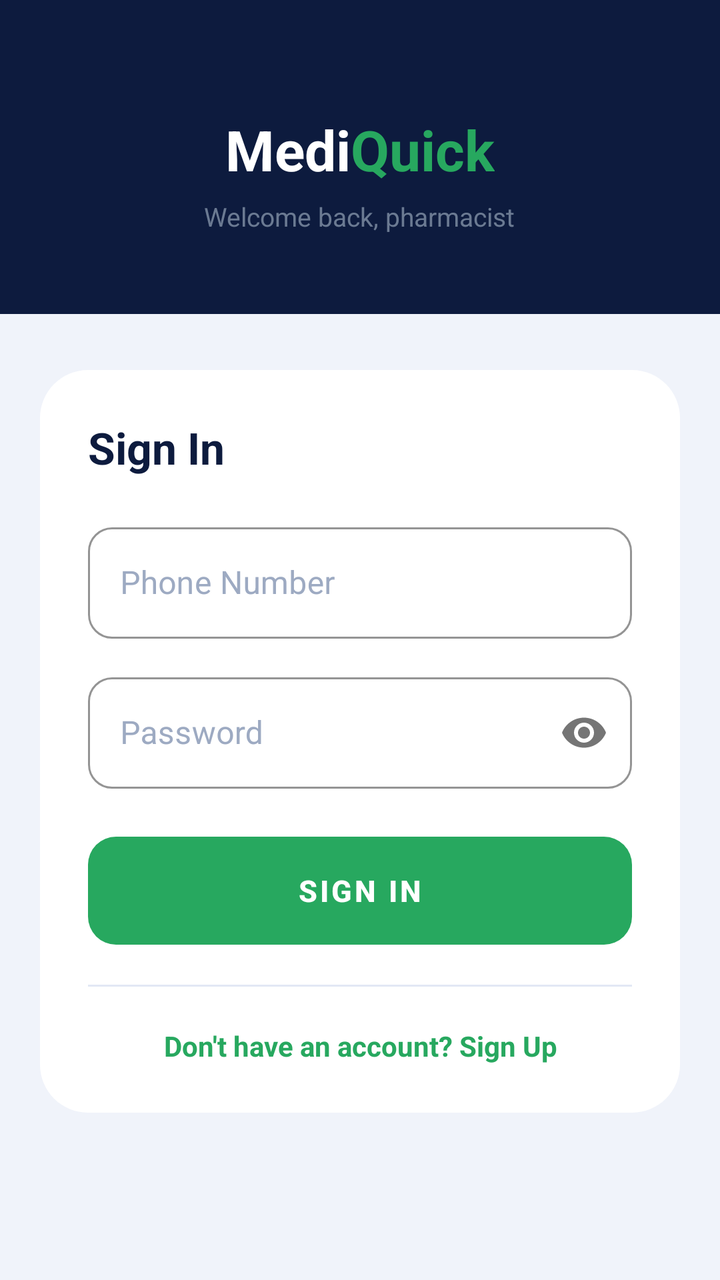
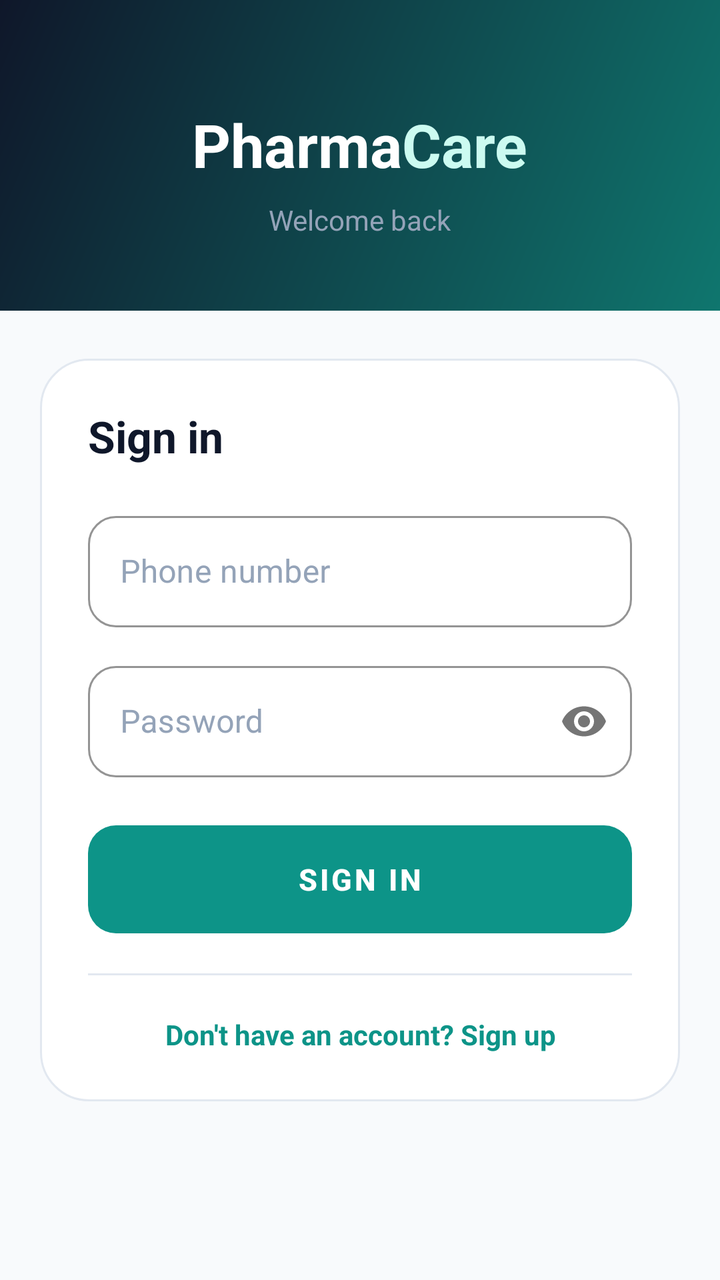

Two renders of the same Android screen: before a commit and after it. Below are the layout's source before the change and the commit's diff.
<!-- AndroidManifest.xml: application theme Theme.MediQuick -->
<!-- res/layout/activity_sign_in.xml -->
<?xml version="1.0" encoding="utf-8"?>
<LinearLayout xmlns:android="http://schemas.android.com/apk/res/android"
    xmlns:app="http://schemas.android.com/apk/res-auto"
    android:layout_width="match_parent"
    android:layout_height="match_parent"
    android:orientation="vertical"
    android:background="@color/surface">

    
    <LinearLayout
        android:layout_width="match_parent"
        android:layout_height="wrap_content"
        android:orientation="vertical"
        android:gravity="center"
        android:background="@color/navy"
        android:paddingTop="56dp"
        android:paddingBottom="40dp"
        android:paddingHorizontal="28dp">

        <LinearLayout
            android:layout_width="wrap_content"
            android:layout_height="wrap_content"
            android:orientation="horizontal">

            <TextView
                android:layout_width="wrap_content"
                android:layout_height="wrap_content"
                android:text="Medi"
                android:textColor="@color/white"
                android:textSize="28sp"
                android:textStyle="bold" />

            <TextView
                android:layout_width="wrap_content"
                android:layout_height="wrap_content"
                android:text="Quick"
                android:textColor="@color/green_primary"
                android:textSize="28sp"
                android:textStyle="bold" />

        </LinearLayout>

        <TextView
            android:layout_width="wrap_content"
            android:layout_height="wrap_content"
            android:layout_marginTop="6dp"
            android:text="Welcome back, pharmacist"
            android:textColor="#99AABBCC"
            android:textSize="13sp" />

    </LinearLayout>

    
    <ScrollView
        android:layout_width="match_parent"
        android:layout_height="0dp"
        android:layout_weight="1">

        <LinearLayout
            android:layout_width="match_parent"
            android:layout_height="wrap_content"
            android:orientation="vertical"
            android:paddingHorizontal="20dp"
            android:paddingTop="28dp"
            android:paddingBottom="32dp">

            <LinearLayout
                android:layout_width="match_parent"
                android:layout_height="wrap_content"
                android:orientation="vertical"
                android:background="@drawable/bg_auth_card"
                android:padding="24dp">

                <TextView
                    android:layout_width="wrap_content"
                    android:layout_height="wrap_content"
                    android:text="Sign In"
                    android:textColor="@color/navy"
                    android:textSize="22sp"
                    android:textStyle="bold"
                    android:layout_marginBottom="20dp" />

                
                <com.google.android.material.textfield.TextInputLayout
                    android:id="@+id/tilPhone"
                    style="@style/InputLayout"
                    android:layout_width="match_parent"
                    android:layout_height="wrap_content"
                    android:hint="Phone Number"
                    android:layout_marginBottom="14dp">

                    <com.google.android.material.textfield.TextInputEditText
                        android:id="@+id/etPhone"
                        android:layout_width="match_parent"
                        android:layout_height="wrap_content"
                        android:inputType="phone"
                        android:maxLines="1"
                        android:textColor="@color/black" />

                </com.google.android.material.textfield.TextInputLayout>

                
                <com.google.android.material.textfield.TextInputLayout
                    android:id="@+id/tilPassword"
                    style="@style/InputLayout"
                    android:layout_width="match_parent"
                    android:layout_height="wrap_content"
                    android:hint="Password"
                    app:passwordToggleEnabled="true"
                    android:layout_marginBottom="24dp">

                    <com.google.android.material.textfield.TextInputEditText
                        android:id="@+id/etPassword"
                        android:layout_width="match_parent"
                        android:layout_height="wrap_content"
                        android:inputType="textPassword"
                        android:maxLines="1"
                        android:textColor="@color/black" />

                </com.google.android.material.textfield.TextInputLayout>

                
                <TextView
                    android:id="@+id/tvError"
                    android:layout_width="match_parent"
                    android:layout_height="wrap_content"
                    android:text=""
                    android:textColor="@color/error"
                    android:textSize="13sp"
                    android:visibility="gone"
                    android:layout_marginBottom="12dp" />

                
                <Button
                    android:id="@+id/btnSignIn"
                    android:layout_width="match_parent"
                    android:layout_height="54dp"
                    android:text="Sign In"
                    android:textSize="15sp"
                    android:textStyle="bold"
                    android:textColor="@color/white"
                    android:background="@drawable/bg_green_button"
                    style="@style/Widget.MaterialComponents.Button.UnelevatedButton" />

                
                <View
                    android:layout_width="match_parent"
                    android:layout_height="1dp"
                    android:background="@color/border"
                    android:layout_marginVertical="20dp" />

                
                <TextView
                    android:id="@+id/tvGoSignUp"
                    android:layout_width="match_parent"
                    android:layout_height="wrap_content"
                    android:text="Don't have an account? Sign Up"
                    android:textColor="@color/green_primary"
                    android:textSize="14sp"
                    android:textStyle="bold"
                    android:gravity="center"
                    android:clickable="true"
                    android:focusable="true" />

            </LinearLayout>

        </LinearLayout>
    </ScrollView>

</LinearLayout>
<!-- resources referenced by this layout -->
<resources>
  <color name="black">#000000</color>
  <color name="border">#E2E8F5</color>
  <color name="error">#E5534B</color>
  <color name="green_primary">#27A85F</color>
  <color name="navy">#0D1B3E</color>
  <color name="surface">#F0F3FA</color>
  <color name="white">#FFFFFF</color>
  <!-- drawable bg_auth_card (drawable) -->
  <?xml version="1.0" encoding="utf-8"?>
  <shape xmlns:android="http://schemas.android.com/apk/res/android"
      android:shape="rectangle">
      <solid android:color="@color/white" />
      <corners android:radius="24dp" />
  </shape>
  <!-- drawable bg_green_button (drawable) -->
  <?xml version="1.0" encoding="utf-8"?>
  <shape xmlns:android="http://schemas.android.com/apk/res/android"
      android:shape="rectangle">
      <solid android:color="@color/green_primary" />
      <corners android:radius="14dp" />
  </shape>
  <style name="InputLayout" parent="Widget.MaterialComponents.TextInputLayout.OutlinedBox">
          <item name="boxStrokeColor">@color/border</item>
          <item name="hintTextColor">@color/text_secondary</item>
          <item name="boxCornerRadiusTopStart">12dp</item>
          <item name="boxCornerRadiusTopEnd">12dp</item>
          <item name="boxCornerRadiusBottomStart">12dp</item>
          <item name="boxCornerRadiusBottomEnd">12dp</item>
          <item name="boxBackgroundColor">@color/white</item>
          
          <item name="android:textColorHint">@color/text_hint</item>
      </style>
  <style name="Theme.MediQuick" parent="Theme.MaterialComponents.DayNight.NoActionBar">
          <item name="colorPrimary">@color/green_primary</item>
          <item name="colorPrimaryVariant">@color/green_dark</item>
          <item name="colorOnPrimary">@color/white</item>
          <item name="android:windowBackground">@color/navy</item>
          <item name="android:statusBarColor">@color/navy</item>
          <item name="android:navigationBarColor">@color/navy</item>
          <item name="android:windowLightStatusBar">false</item>
          
          <item name="android:textColor">@color/black</item>
          <item name="android:textColorPrimary">@color/black</item>
          <item name="android:textColorSecondary">@color/text_secondary</item>
          <item name="colorControlNormal">@color/text_secondary</item>
          <item name="colorControlActivated">@color/green_primary</item>
          <item name="colorControlHighlight">@color/green_light</item>
      </style>
  <color name="text_secondary">#6B7B9A</color>
  <color name="text_hint">#9DAAC2</color>
  <color name="green_dark">#1D8B4C</color>
  <color name="green_light">#E8F7EF</color>
</resources>

<!-- the commit's change to res/layout/activity_sign_in.xml (unified diff, before → after) -->
@@ -3,19 +3,18 @@
     xmlns:app="http://schemas.android.com/apk/res-auto"
     android:layout_width="match_parent"
     android:layout_height="match_parent"
-    android:orientation="vertical"
-    android:background="@color/surface">
+    android:background="@color/surface"
+    android:orientation="vertical">
 
-    
     <LinearLayout
         android:layout_width="match_parent"
         android:layout_height="wrap_content"
+        android:background="@drawable/bg_header_gradient"
+        android:gravity="center"
         android:orientation="vertical"
-        android:gravity="center"
-        android:background="@color/navy"
-        android:paddingTop="56dp"
-        android:paddingBottom="40dp"
-        android:paddingHorizontal="28dp">
+        android:paddingHorizontal="28dp"
+        android:paddingTop="52dp"
+        android:paddingBottom="36dp">
 
         <LinearLayout
             android:layout_width="wrap_content"
@@ -25,32 +24,29 @@
             <TextView
                 android:layout_width="wrap_content"
                 android:layout_height="wrap_content"
-                android:text="Medi"
+                android:text="Pharma"
                 android:textColor="@color/white"
-                android:textSize="28sp"
+                android:textSize="30sp"
                 android:textStyle="bold" />
 
             <TextView
                 android:layout_width="wrap_content"
                 android:layout_height="wrap_content"
-                android:text="Quick"
-                android:textColor="@color/green_primary"
-                android:textSize="28sp"
+                android:text="Care"
+                android:textColor="@color/green_light"
+                android:textSize="30sp"
                 android:textStyle="bold" />
-
         </LinearLayout>
 
         <TextView
             android:layout_width="wrap_content"
             android:layout_height="wrap_content"
-            android:layout_marginTop="6dp"
-            android:text="Welcome back, pharmacist"
-            android:textColor="#99AABBCC"
-            android:textSize="13sp" />
-
+            android:layout_marginTop="8dp"
+            android:text="@string/welcome_back"
+            android:textColor="@color/text_on_header_muted"
+            android:textSize="14sp" />
     </LinearLayout>
 
-    
     <ScrollView
         android:layout_width="match_parent"
         android:layout_height="0dp"
@@ -61,33 +57,32 @@
             android:layout_height="wrap_content"
             android:orientation="vertical"
             android:paddingHorizontal="20dp"
-            android:paddingTop="28dp"
+            android:paddingTop="24dp"
             android:paddingBottom="32dp">
 
             <LinearLayout
                 android:layout_width="match_parent"
                 android:layout_height="wrap_content"
+                android:background="@drawable/bg_auth_card"
                 android:orientation="vertical"
-                android:background="@drawable/bg_auth_card"
                 android:padding="24dp">
 
                 <TextView
                     android:layout_width="wrap_content"
                     android:layout_height="wrap_content"
-                    android:text="Sign In"
+                    android:layout_marginBottom="20dp"
+                    android:text="@string/sign_in"
                     android:textColor="@color/navy"
                     android:textSize="22sp"
-                    android:textStyle="bold"
-                    android:layout_marginBottom="20dp" />
+                    android:textStyle="bold" />
 
-                
                 <com.google.android.material.textfield.TextInputLayout
                     android:id="@+id/tilPhone"
                     style="@style/InputLayout"
                     android:layout_width="match_parent"
                     android:layout_height="wrap_content"
-                    android:hint="Phone Number"
-                    android:layout_marginBottom="14dp">
+                    android:layout_marginBottom="14dp"
+                    android:hint="@string/phone_number">
 
                     <com.google.android.material.textfield.TextInputEditText
                         android:id="@+id/etPhone"
@@ -96,18 +91,16 @@
                         android:inputType="phone"
                         android:maxLines="1"
                         android:textColor="@color/black" />
-
                 </com.google.android.material.textfield.TextInputLayout>
 
-                
                 <com.google.android.material.textfield.TextInputLayout
                     android:id="@+id/tilPassword"
                     style="@style/InputLayout"
                     android:layout_width="match_parent"
                     android:layout_height="wrap_content"
-                    android:hint="Password"
-                    app:passwordToggleEnabled="true"
-                    android:layout_marginBottom="24dp">
+                    android:layout_marginBottom="24dp"
+                    android:hint="@string/password"
+                    app:passwordToggleEnabled="true">
 
                     <com.google.android.material.textfield.TextInputEditText
                         android:id="@+id/etPassword"
@@ -116,55 +109,47 @@
                         android:inputType="textPassword"
                         android:maxLines="1"
                         android:textColor="@color/black" />
-
                 </com.google.android.material.textfield.TextInputLayout>
 
-                
                 <TextView
                     android:id="@+id/tvError"
                     android:layout_width="match_parent"
                     android:layout_height="wrap_content"
+                    android:layout_marginBottom="12dp"
                     android:text=""
                     android:textColor="@color/error"
                     android:textSize="13sp"
-                    android:visibility="gone"
-                    android:layout_marginBottom="12dp" />
+                    android:visibility="gone" />
 
-                
                 <Button
                     android:id="@+id/btnSignIn"
+                    style="@style/Widget.MaterialComponents.Button.UnelevatedButton"
                     android:layout_width="match_parent"
                     android:layout_height="54dp"
-                    android:text="Sign In"
+                    android:background="@drawable/bg_green_button"
+                    android:text="@string/sign_in"
+                    android:textColor="@color/white"
                     android:textSize="15sp"
-                    android:textStyle="bold"
-                    android:textColor="@color/white"
-                    android:background="@drawable/bg_green_button"
-                    style="@style/Widget.MaterialComponents.Button.UnelevatedButton" />
+                    android:textStyle="bold" />
 
-                
                 <View
                     android:layout_width="match_parent"
                     android:layout_height="1dp"
-                    android:background="@color/border"
-                    android:layout_marginVertical="20dp" />
+                    android:layout_marginVertical="20dp"
+                    android:background="@color/border" />
 
-                
                 <TextView
                     android:id="@+id/tvGoSignUp"
                     android:layout_width="match_parent"
                     android:layout_height="wrap_content"
-                    android:text="Don't have an account? Sign Up"
+                    android:clickable="true"
+                    android:focusable="true"
+                    android:gravity="center"
+                    android:text="@string/no_account"
                     android:textColor="@color/green_primary"
                     android:textSize="14sp"
-                    android:textStyle="bold"
-                    android:gravity="center"
-                    android:clickable="true"
-                    android:focusable="true" />
-
+                    android:textStyle="bold" />
             </LinearLayout>
-
         </LinearLayout>
     </ScrollView>
-
 </LinearLayout>
<!-- resource entries referenced after the edit -->
@@ -1,11 +1,12 @@
 <!-- resources referenced by this layout -->
 <resources>
-  <color name="black">#000000</color>
-  <color name="border">#E2E8F5</color>
-  <color name="error">#E5534B</color>
-  <color name="green_primary">#27A85F</color>
-  <color name="navy">#0D1B3E</color>
-  <color name="surface">#F0F3FA</color>
+  <color name="black">#0F172A</color>
+  <color name="border">#E2E8F0</color>
+  <color name="error">#DC2626</color>
+  <color name="green_primary">#0D9488</color>
+  <color name="navy">#0F172A</color>
+  <color name="surface">#F8FAFC</color>
+  <color name="text_on_header_muted">#94A3B8</color>
   <color name="white">#FFFFFF</color>
   <!-- drawable bg_auth_card (drawable) -->
   <?xml version="1.0" encoding="utf-8"?>
@@ -13,44 +14,70 @@
       android:shape="rectangle">
       <solid android:color="@color/white" />
       <corners android:radius="24dp" />
+      <stroke
+          android:width="1dp"
+          android:color="@color/border" />
   </shape>
   <!-- drawable bg_green_button (drawable) -->
   <?xml version="1.0" encoding="utf-8"?>
+  <ripple xmlns:android="http://schemas.android.com/apk/res/android"
+      android:color="#40FFFFFF">
+      <item>
+          <shape android:shape="rectangle">
+              <solid android:color="@color/green_primary" />
+              <corners android:radius="14dp" />
+          </shape>
+      </item>
+  </ripple>
+  <!-- drawable bg_header_gradient (drawable) -->
+  <?xml version="1.0" encoding="utf-8"?>
   <shape xmlns:android="http://schemas.android.com/apk/res/android"
       android:shape="rectangle">
-      <solid android:color="@color/green_primary" />
-      <corners android:radius="14dp" />
+      <gradient
+          android:angle="135"
+          android:endColor="@color/navy"
+          android:startColor="@color/green_dark"
+          android:type="linear" />
   </shape>
+  <string name="no_account">Don\'t have an account? Sign up</string>
+  <string name="password">Password</string>
+  <string name="phone_number">Phone number</string>
+  <string name="sign_in">Sign in</string>
+  <string name="welcome_back">Welcome back</string>
   <style name="InputLayout" parent="Widget.MaterialComponents.TextInputLayout.OutlinedBox">
           <item name="boxStrokeColor">@color/border</item>
           <item name="hintTextColor">@color/text_secondary</item>
-          <item name="boxCornerRadiusTopStart">12dp</item>
-          <item name="boxCornerRadiusTopEnd">12dp</item>
-          <item name="boxCornerRadiusBottomStart">12dp</item>
-          <item name="boxCornerRadiusBottomEnd">12dp</item>
+          <item name="boxCornerRadiusTopStart">14dp</item>
+          <item name="boxCornerRadiusTopEnd">14dp</item>
+          <item name="boxCornerRadiusBottomStart">14dp</item>
+          <item name="boxCornerRadiusBottomEnd">14dp</item>
           <item name="boxBackgroundColor">@color/white</item>
-          
           <item name="android:textColorHint">@color/text_hint</item>
       </style>
-  <style name="Theme.MediQuick" parent="Theme.MaterialComponents.DayNight.NoActionBar">
+  <style name="Theme.MediQuick" parent="Theme.Material3.DayNight.NoActionBar">
           <item name="colorPrimary">@color/green_primary</item>
-          <item name="colorPrimaryVariant">@color/green_dark</item>
           <item name="colorOnPrimary">@color/white</item>
-          <item name="android:windowBackground">@color/navy</item>
+          <item name="colorPrimaryContainer">@color/green_light</item>
+          <item name="colorOnPrimaryContainer">@color/green_dark</item>
+          <item name="colorSecondary">@color/accent_blue</item>
+          <item name="android:colorBackground">@color/surface</item>
+          <item name="colorSurface">@color/surface_elevated</item>
+          <item name="colorError">@color/error</item>
           <item name="android:statusBarColor">@color/navy</item>
-          <item name="android:navigationBarColor">@color/navy</item>
+          <item name="android:navigationBarColor">@color/surface</item>
           <item name="android:windowLightStatusBar">false</item>
-          
-          <item name="android:textColor">@color/black</item>
+          <item name="android:windowLightNavigationBar">true</item>
           <item name="android:textColorPrimary">@color/black</item>
           <item name="android:textColorSecondary">@color/text_secondary</item>
           <item name="colorControlNormal">@color/text_secondary</item>
           <item name="colorControlActivated">@color/green_primary</item>
           <item name="colorControlHighlight">@color/green_light</item>
       </style>
-  <color name="text_secondary">#6B7B9A</color>
-  <color name="text_hint">#9DAAC2</color>
-  <color name="green_dark">#1D8B4C</color>
-  <color name="green_light">#E8F7EF</color>
+  <color name="text_secondary">#64748B</color>
+  <color name="text_hint">#94A3B8</color>
+  <color name="accent_blue">#0284C7</color>
+  <color name="surface_elevated">#FFFFFF</color>
+  <color name="green_dark">#0F766E</color>
+  <color name="green_light">#CCFBF1</color>
 </resources>
 
